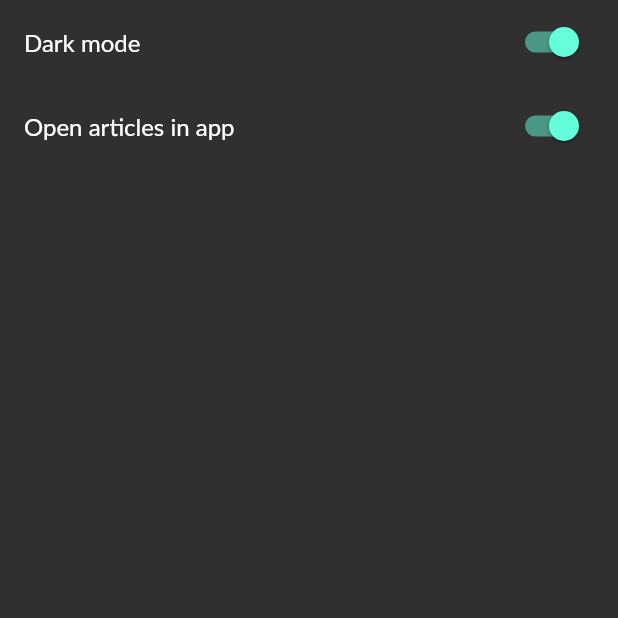
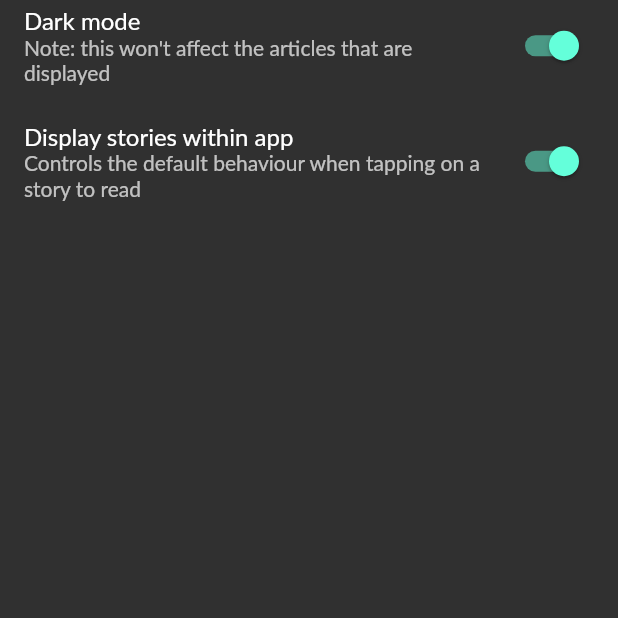
Before and after one commit to MaikuB/supnews, a Flutter app: the SettingsPage screen opened directly, after a tap on "Dark mode", on a phone screen of 412 x 824 dp, the top half of it. Run offline on Flutter 3.47's test engine with Material 2 defaults, Android fonts, the phone set to English and light mode, and no system bars; our stand-ins replace built_collection, built_value, flutter_mobx, mobx, share, shared_preferences; accounts and stored records are empty; generated files the repository leaves out were written again; network calls fail.

```diff
--- a/lib/main.dart
+++ b/lib/main.dart
@@ -1,3 +1,4 @@
+import 'package:flutter/cupertino.dart';
 import 'package:flutter/material.dart';
 import 'package:flutter_mobx/flutter_mobx.dart';
 import 'package:provider/provider.dart';
@@ -50,42 +51,32 @@ class ThemeableApp extends StatelessWidget {
           title: 'SUpNews',
           theme: ThemeData(
             fontFamily: 'Lato',
-              brightness: store.useDarkMode == true
-                  ? Brightness.dark
-                  : Brightness.light,
+            brightness:
+                store.useDarkMode == true ? Brightness.dark : Brightness.light,
             primarySwatch: Colors.blue,
           ),
-            home: DefaultTabController(
-              length: 3,
-              child: Scaffold(
-                bottomNavigationBar: BottomAppBar(
-                  child: TabBar(
-                    tabs: [
-                      Tab(
-                        icon: Icon(
-                          Icons.new_releases,
-                          color: Colors.red,
+          home: SafeArea(
+            child: CupertinoTabScaffold(
+              tabBar: CupertinoTabBar(
+                items: [
+                  BottomNavigationBarItem(
+                    icon: Icon(Icons.new_releases),
+                    title: Text('New'),
                   ),
+                  BottomNavigationBarItem(
+                    icon: Icon(Icons.featured_play_list),
+                    title: Text('Top'),
                   ),
-                      Tab(
-                        icon: Icon(
-                          Icons.featured_play_list,
-                          color: Colors.red,
-                        ),
-                      ),
-                      Tab(
-                        icon: Icon(
-                          Icons.settings,
-                          color: Colors.red,
-                        ),
+                  BottomNavigationBarItem(
+                    icon: Icon(Icons.settings),
+                    title: Text('Settings'),
                   ),
                 ],
               ),
-                ),
-                body: SafeArea(
-                  child: TabBarView(
-                    children: [
-                      Provider(
+              tabBuilder: (BuildContext context, int index) {
+                switch (index) {
+                  case 0:
+                    return Provider(
                       builder: (_) => NewStoriesStore(
                             Provider.of<ItemsService>(context),
                             Provider.of<PreferencesService>(context),
@@ -96,8 +87,9 @@ class ThemeableApp extends StatelessWidget {
                               key: PageStorageKey('New'),
                             ),
                       ),
-                      ),
-                      Provider(
+                    );
+                  case 1:
+                    return Provider(
                       builder: (_) => TopStoriesStore(
                             Provider.of<ItemsService>(context),
                             Provider.of<PreferencesService>(context),
@@ -108,14 +100,86 @@ class ThemeableApp extends StatelessWidget {
                               key: PageStorageKey('Top'),
                             ),
                       ),
+                    );
+                  case 2:
+                    return SettingsPage();
+                }
+                return null;
+              },
             ),
-                      SettingsPage(),
-                    ],
-                  ),
-                ),
-              ),
-            ),
-          ),
+          )),
     );
+    // return Observer(
+    //   builder: (_) => MaterialApp(
+    //         title: 'SUpNews',
+    //         theme: ThemeData(
+    //           fontFamily: 'Lato',
+    //           brightness: store.useDarkMode == true
+    //               ? Brightness.dark
+    //               : Brightness.light,
+    //           primarySwatch: Colors.blue,
+    //         ),
+    //         home: DefaultTabController(
+    //           length: 3,
+    //           child: Scaffold(
+    //             bottomNavigationBar: BottomAppBar(
+    //               child: TabBar(
+    //                 tabs: [
+    //                   Tab(
+    //                     icon: Icon(
+    //                       Icons.new_releases,
+    //                       color: Colors.red,
+    //                     ),
+    //                   ),
+    //                   Tab(
+    //                     icon: Icon(
+    //                       Icons.featured_play_list,
+    //                       color: Colors.red,
+    //                     ),
+    //                   ),
+    //                   Tab(
+    //                     icon: Icon(
+    //                       Icons.settings,
+    //                       color: Colors.red,
+    //                     ),
+    //                   ),
+    //                 ],
+    //               ),
+    //             ),
+    //             body: SafeArea(
+    //               child: TabBarView(
+    //                 children: [
+    //                   Provider(
+    //                     builder: (_) => NewStoriesStore(
+    //                           Provider.of<ItemsService>(context),
+    //                           Provider.of<PreferencesService>(context),
+    //                         ),
+    //                     child: Consumer<NewStoriesStore>(
+    //                       builder: (context, value, _) => NewStoriesPage(
+    //                             value,
+    //                             key: PageStorageKey('New'),
+    //                           ),
+    //                     ),
+    //                   ),
+    //                   Provider(
+    //                     builder: (_) => TopStoriesStore(
+    //                           Provider.of<ItemsService>(context),
+    //                           Provider.of<PreferencesService>(context),
+    //                         ),
+    //                     child: Consumer<TopStoriesStore>(
+    //                       builder: (context, value, _) => TopStoriesPage(
+    //                             value,
+    //                             key: PageStorageKey('Top'),
+    //                           ),
+    //                     ),
+    //                   ),
+    //                   SettingsPage(),
+    //                 ],
+    //               ),
+    //             ),
+    //           ),
+    //         ),
+    //       ),
+    // );
   }
 }
--- a/lib/screens/settings_page.dart
+++ b/lib/screens/settings_page.dart
@@ -18,17 +18,24 @@ class _SettingsPageState extends State<SettingsPage>
       body: Column(
         children: <Widget>[
           Observer(
-            builder: (_) => SwitchListTile(
-                  title: const Text('Dark mode'),
-                  value: store.useDarkMode,
-                  onChanged: (bool value) {
-                    store.setDarkMode(value);
-                  },
+            builder: (_) => Padding(
+                  padding: EdgeInsets.fromLTRB(0, 0, 0, 16),
+                  child: SwitchListTile(
+                    title: Text('Dark mode'),
+                    subtitle: Text(
+                        'Note: this won\'t affect the articles that are displayed'),
+                    value: store.useDarkMode,
+                    onChanged: (bool value) {
+                      store.setDarkMode(value);
+                    },
+                  ),
                 ),
           ),
           Observer(
             builder: (_) => SwitchListTile(
-                  title: const Text('Open articles in app'),
+                  title: Text('Display stories within app'),
+                  subtitle: Text(
+                      'Controls the default behaviour when tapping on a story to read'),
                   value: store.openInApp,
                   onChanged: (bool value) {
                     store.setOpenInApp(value);
--- a/lib/stores/stories_store.dart
+++ b/lib/stores/stories_store.dart
@@ -29,7 +29,7 @@ abstract class StoriesStoreBase implements Store {
       this._storyFeedType, this._itemsService, this._preferencesService);
 
   @action
-  Future<void> refresh() {
+  Future<void> refresh() async {
     return _loadStories(true);
   }
 
@@ -55,6 +55,7 @@ abstract class StoriesStoreBase implements Store {
     return Share.share(url);
   }
 
+  @action
   Future<void> _loadStories(bool isRefreshing) async {
     try {
       if (isRefreshing) {
--- a/lib/widgets/story.dart
+++ b/lib/widgets/story.dart
@@ -31,15 +31,31 @@ class Story extends StatelessWidget {
                   child: Column(
                     crossAxisAlignment: CrossAxisAlignment.start,
                     children: [
-                      Text(
-                        item.title,
-                        style: TextStyle(
-                          fontWeight: FontWeight.w500,
-                          fontSize: 16,
+                      Padding(
+                        padding: const EdgeInsets.fromLTRB(0, 0, 0, 4),
+                        child: Text(
+                          item.title,
+                          style: TextStyle(
+                            fontWeight: FontWeight.w500,
+                            fontSize: 16,
+                          ),
                         ),
                       ),
-                      Text(item.by),
-                      Text('${item.kids.length} comments'),
+                      Padding(
+                        padding: const EdgeInsets.fromLTRB(0, 0, 0, 4),
+                        child: Text(
+                          item.by,
+                          style: TextStyle(
+                            fontWeight: FontWeight.w300,
+                          ),
+                        ),
+                      ),
+                      Text(
+                        '${item.kids.length} comments',
+                        style: TextStyle(
+                          fontWeight: FontWeight.w300,
+                        ),
+                      ),
                     ],
                   ),
                 ),
```
Also changed, not shown: lib/stores/stories_store.g.dart. Lines whose indentation alone changed are shown as unchanged.
